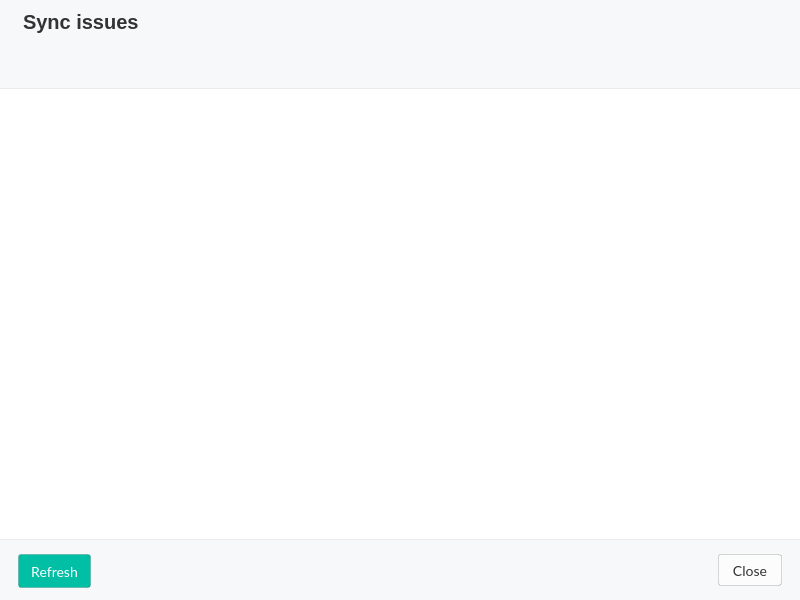
Old version of the form src/MEGASync/stalled_issues/gui/macx/StalledIssuesDialog.ui in the repository meganz/MEGAsync.
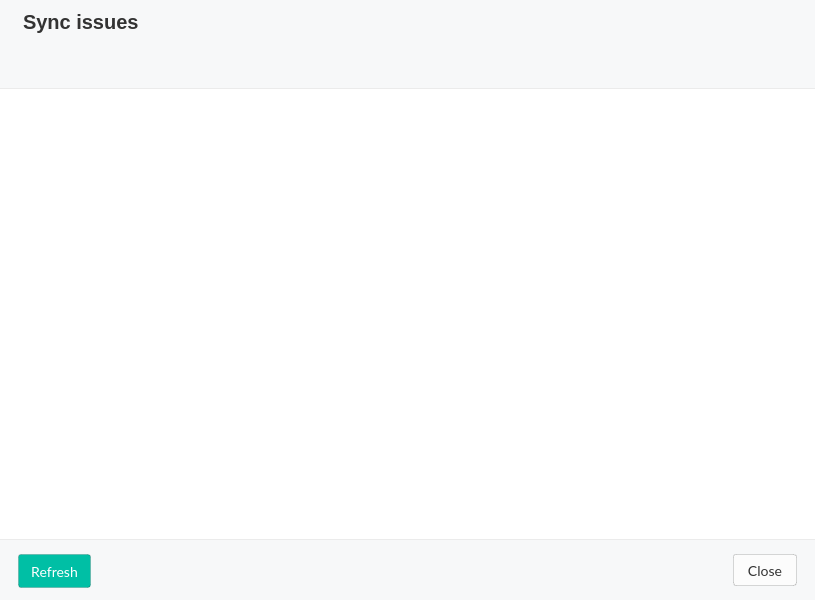
New version of the form. Icons and pictures are not drawn. Custom widgets are drawn as their Qt base class.

Diff of the .ui file:
```diff
--- a/src/MEGASync/stalled_issues/gui/macx/StalledIssuesDialog.ui
+++ b/src/MEGASync/stalled_issues/gui/macx/StalledIssuesDialog.ui
@@ -6,13 +6,13 @@
    <rect>
     <x>0</x>
     <y>0</y>
-    <width>800</width>
+    <width>815</width>
     <height>600</height>
    </rect>
   </property>
   <property name="minimumSize">
    <size>
-    <width>800</width>
+    <width>815</width>
     <height>600</height>
    </size>
   </property>
```
